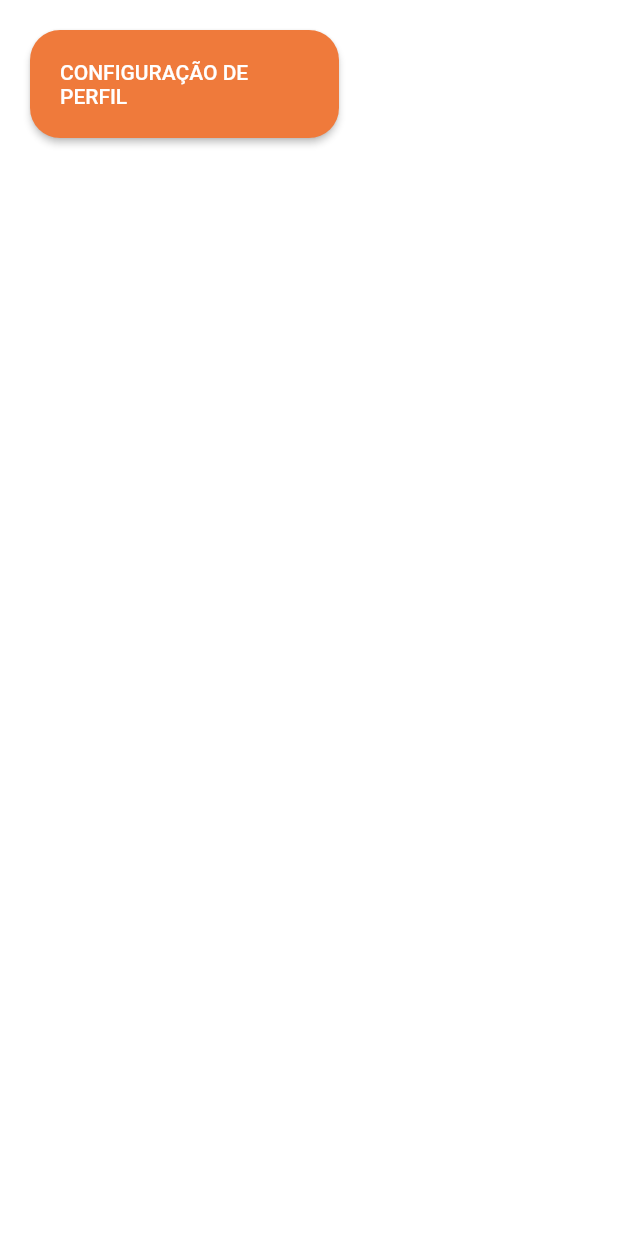
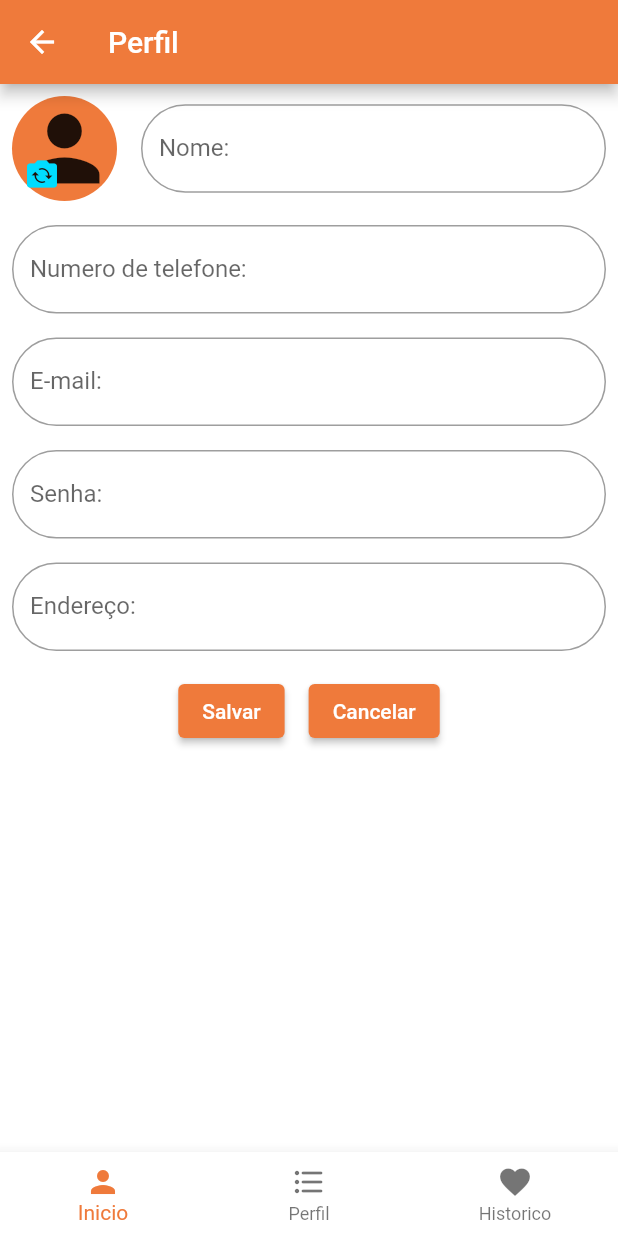
Before and after one commit to guimell/Andarilho, a Flutter app: the ButtonPerfil widget shown alone on an empty page, opened directly, after a tap on "CONFIGURAÇÃO DE PERFIL", on a phone screen of 412 x 824 dp. Run offline on Flutter 3.47's test engine with Material 2 defaults, Android fonts, the phone set to English and light mode, and no system bars.

Commit message:
adicionando novas telas

```diff
--- /dev/null
+++ b/andarilho/lib/centralDeAjuda.dart
@@ -0,0 +1,34 @@
+import 'package:andarilho/widgets.dart';
+import 'package:flutter/material.dart';
+import 'package:flutter/src/widgets/container.dart';
+import 'package:flutter/src/widgets/framework.dart';
+
+import 'config.dart';
+
+class CentralDeAjuda extends StatefulWidget {
+  const CentralDeAjuda({super.key});
+
+  @override
+  State<CentralDeAjuda> createState() => _CentralDeAjudaState();
+}
+
+class _CentralDeAjudaState extends State<CentralDeAjuda> {
+  @override
+  Widget build(BuildContext context) {
+    return Scaffold(
+      appBar: AppBar(
+        title: const Text("Perfil"),
+      ),
+      bottomNavigationBar: AppConfig.navBar(context),
+      body: Center(
+        child: FittedBox(
+          child: Column(
+            mainAxisAlignment: MainAxisAlignment.center,
+            children: [Text("data")],
+          ),
+        ),
+      ),
+    );
+    ;
+  }
+}
--- /dev/null
+++ b/andarilho/lib/configPerfil.dart
@@ -0,0 +1,103 @@
+import 'package:andarilho/widgets.dart';
+import 'package:flutter/material.dart';
+import 'package:flutter/src/widgets/container.dart';
+import 'package:flutter/src/widgets/framework.dart';
+
+import 'config.dart';
+
+class ConfigPerfil extends StatefulWidget {
+  const ConfigPerfil({super.key});
+
+  @override
+  State<ConfigPerfil> createState() => _ConfigPerfilState();
+}
+
+class _ConfigPerfilState extends State<ConfigPerfil> {
+  @override
+  Widget build(BuildContext context) {
+    return Scaffold(
+      appBar: AppBar(
+        title: const Text("Perfil"),
+      ),
+      bottomNavigationBar: AppConfig.navBar(context),
+      body: Center(
+        child: Column(
+          children: [
+            Row(
+              mainAxisAlignment: MainAxisAlignment.spaceBetween,
+              children: [
+                Padding(
+                  padding: const EdgeInsets.all(8.0),
+                  child: Align(
+                    alignment: Alignment.topLeft,
+                    child: Stack(children: [
+                      Container(
+                        decoration: BoxDecoration(
+                            color: AppConfig.darkColors.primary,
+                            shape: BoxShape.circle),
+                        child: const Icon(
+                          Icons.person,
+                          size: 70,
+                        ),
+                      ),
+                      Positioned(
+                        bottom: 10,
+                        left: 8,
+                        child: Container(
+                          height: 20,
+                          width: 20,
+                          decoration:
+                              const BoxDecoration(shape: BoxShape.circle),
+                          child: Icon(
+                            Icons.flip_camera_ios,
+                            color: AppConfig.darkColors.secondary,
+                          ),
+                        ),
+                      )
+                    ]),
+                  ),
+                ),
+                const Expanded(
+                  child: ConfigPerfilForms(
+                    text: "Nome:",
+                  ),
+                ),
+              ],
+            ),
+            const ConfigPerfilForms(
+              text: "Numero de telefone: ",
+            ),
+            const ConfigPerfilForms(
+              text: "E-mail: ",
+            ),
+            const ConfigPerfilForms(
+              text: "Senha: ",
+            ),
+            const ConfigPerfilForms(
+              text: "Endereço: ",
+            ),
+            Row(
+              mainAxisAlignment: MainAxisAlignment.center,
+              children: [
+                Padding(
+                  padding: const EdgeInsets.all(8.0),
+                  child: ElevatedButton(
+                    onPressed: (() {}),
+                    child: Text("Salvar"),
+                  ),
+                ),
+                Padding(
+                  padding: const EdgeInsets.all(8.0),
+                  child: ElevatedButton(
+                    onPressed: (() {}),
+                    child: Text("Cancelar"),
+                  ),
+                )
+              ],
+            )
+          ],
+        ),
+      ),
+    );
+  }
+}
--- a/andarilho/lib/perfil.dart
+++ b/andarilho/lib/perfil.dart
@@ -1,4 +1,6 @@
+import 'package:andarilho/centralDeAjuda.dart';
 import 'package:andarilho/config.dart';
+import 'package:andarilho/configPerfil.dart';
 import 'package:andarilho/widgets.dart';
 import 'package:flutter/material.dart';
 import 'package:flutter/src/foundation/key.dart';
@@ -20,6 +22,7 @@ class _PerfilState extends State<Perfil> {
       ),
       bottomNavigationBar: AppConfig.navBar(context),
       body: Center(
+        child: FittedBox(
           child: Column(
             children: [
               Row(
@@ -68,20 +71,26 @@ class _PerfilState extends State<Perfil> {
               ),
               const ButtonPerfil(
                 text: "CONFIGURAÇÃO DE PERFIL",
+                classe: ConfigPerfil(),
               ),
               const ButtonPerfil(
                 text: "CHATS EM ABERTO",
+                classe: ConfigPerfil(),
               ),
               const ButtonPerfil(
                 text: "CENTRAL DE AJUDA",
+                classe: CentralDeAjuda(),
               ),
               const ButtonPerfil(
                 text: "MINHAS AVALIAÇÕES",
+                classe: ConfigPerfil(),
               ),
               const ButtonPerfil(
                 text: "STATUS DE SERVIÇOS",
+                classe: ConfigPerfil(),
               ),
             ],
+          ),
         ),
       ),
     );
--- a/andarilho/lib/widgets.dart
+++ b/andarilho/lib/widgets.dart
@@ -150,7 +150,8 @@ class InicioContainer extends StatelessWidget {
 
 class ButtonPerfil extends StatelessWidget {
   final text;
-  const ButtonPerfil({Key? key, this.text}) : super(key: key);
+  final classe;
+  const ButtonPerfil({Key? key, this.text, this.classe}) : super(key: key);
 
   @override
   Widget build(BuildContext context) {
@@ -164,10 +165,41 @@ class ButtonPerfil extends StatelessWidget {
               shape: RoundedRectangleBorder(
                   borderRadius: BorderRadius.circular(20.0)),
               primary: AppConfig.lightColors.primary),
-          onPressed: () {},
+          onPressed: () {
+            Navigator.push(
+              context,
+              MaterialPageRoute(builder: (context) => classe),
+            );
+          },
           child: Text(text),
         ),
       ),
     );
   }
 }
+
+class ConfigPerfilForms extends StatefulWidget {
+  final text;
+  const ConfigPerfilForms({super.key, this.text});
+
+  @override
+  State<ConfigPerfilForms> createState() => _ConfigPerfilFormsState();
+}
+
+class _ConfigPerfilFormsState extends State<ConfigPerfilForms> {
+  @override
+  Widget build(BuildContext context) {
+    return Padding(
+      padding: const EdgeInsets.all(8.0),
+      child: TextFormField(
+        decoration: InputDecoration(
+          border: OutlineInputBorder(
+            borderSide: const BorderSide(color: Colors.black),
+            borderRadius: BorderRadius.circular(30.0),
+          ),
+          labelText: widget.text,
+        ),
+      ),
+    );
+  }
+}
```
Lines whose indentation alone changed are shown as unchanged.
